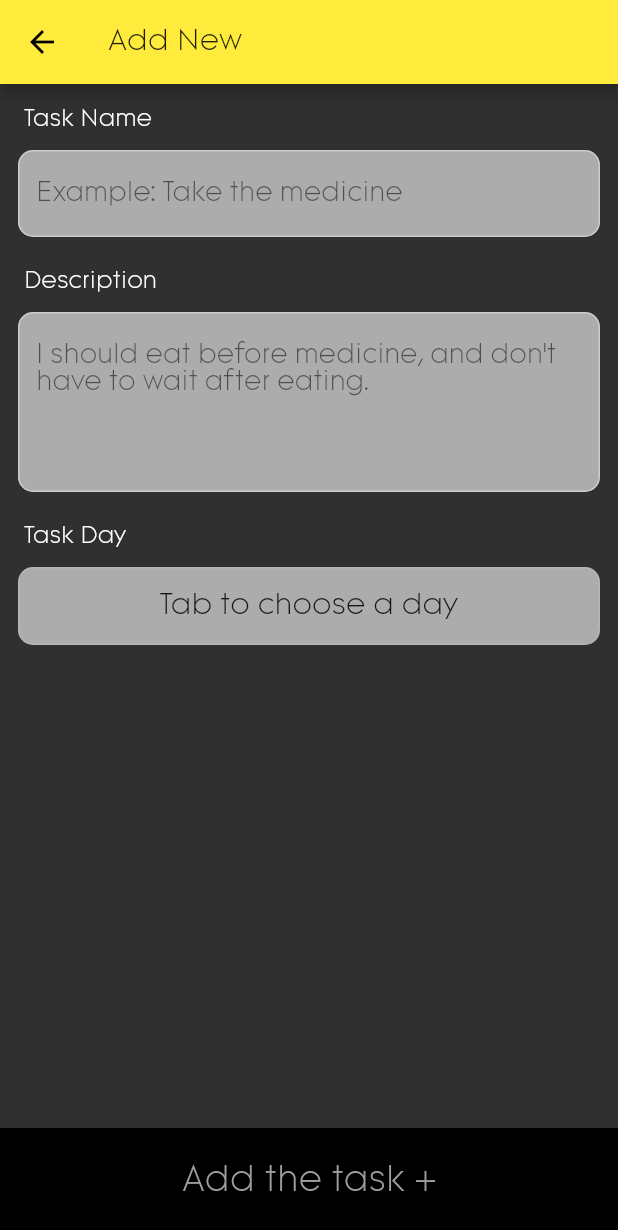
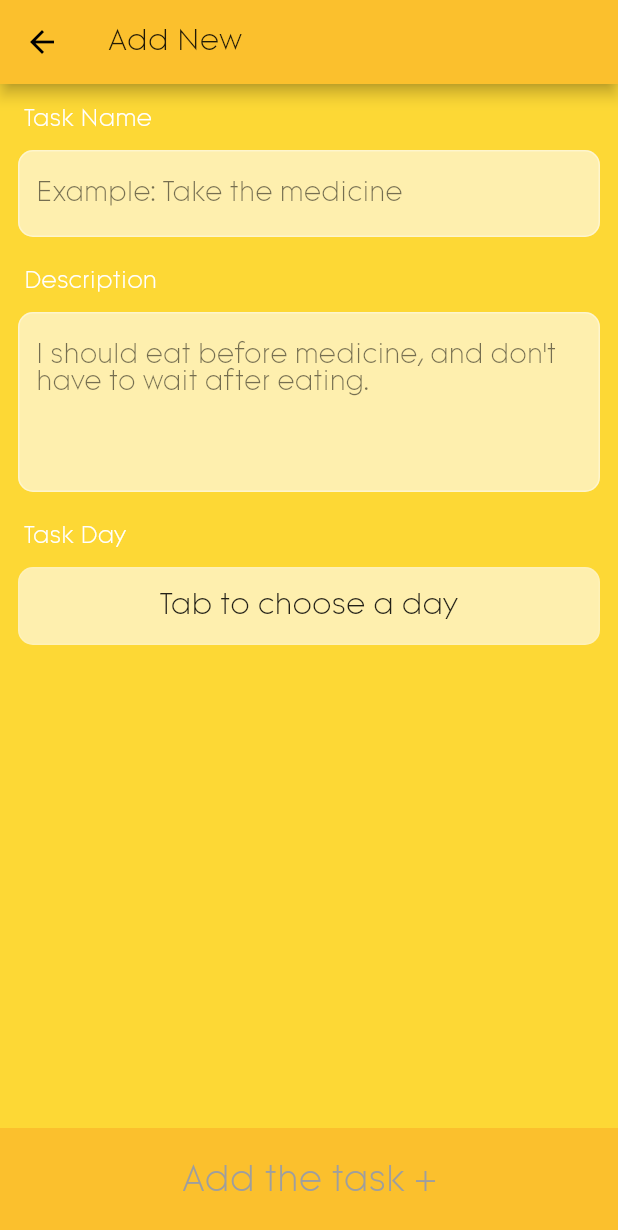
Before and after one commit to polado/TodoList, a Flutter app: the screen it shows after launch, item 2 of the bottom bar chosen, after a tap on "Add New +", on a phone screen of 412 x 824 dp. Shown: the top 1230 px of the screen. Run offline on Flutter 3.47's test engine with Material 2 defaults, Android fonts, the phone set to English and light mode, and no system bars; our stand-ins replace dynamic_theme, page_transition, shared_preferences.

Commit message:
changed the themes settings

```diff
--- a/lib/model/themes.dart
+++ b/lib/model/themes.dart
@@ -6,30 +6,29 @@ class CustomTheme {
       brightness: Brightness.dark,
       accentColorBrightness: Brightness.dark,
       primaryColor: Colors.red,
-//    primaryColorDark: const Color(0xFF0050a0),
-      primaryColorLight: Colors.redAccent,
+      primaryColorLight: Colors.red,
+      primaryColorDark: Colors.red[700],
+      scaffoldBackgroundColor: Colors.redAccent,
       indicatorColor: Colors.white,
-//    toggleableActiveColor: const Color(0xFF6997DF),
-      accentColor: Colors.grey,
+      accentColor: Colors.black,
       cardColor: Colors.white60,
       toggleableActiveColor: Colors.black,
       fontFamily: 'Tomica',
-//      canvasColor: const Color(0xFF202124),
-//      scaffoldBackgroundColor: const Color(0xFF202124),
-//      backgroundColor: const Color(0xFF202124),
     );
   }
 
   static ThemeData yellowTheme() {
     return new ThemeData(
         brightness: Brightness.dark,
+        primaryColorDark: Colors.yellow[700],
+        scaffoldBackgroundColor: Colors.yellow[600],
         accentColorBrightness: Brightness.dark,
-        primaryColor: Colors.yellow,
+        primaryColor: Colors.yellow[700],
 //    primaryColorDark: const Color(0xFF0050a0),
         primaryColorLight: Colors.yellowAccent,
         indicatorColor: Colors.white,
 //    toggleableActiveColor: const Color(0xFF6997DF),
-        accentColor: Colors.grey,
+        accentColor: Colors.black,
         cardColor: Colors.white60,
         toggleableActiveColor: Colors.black,
         fontFamily: 'Tomica'
@@ -42,13 +41,15 @@ class CustomTheme {
   static ThemeData blueTheme() {
     return new ThemeData(
         brightness: Brightness.dark,
+        primaryColorDark: Colors.blue[700],
+        scaffoldBackgroundColor: Colors.blueAccent,
         accentColorBrightness: Brightness.dark,
         primaryColor: Colors.blue,
 //    primaryColorDark: const Color(0xFF0050a0),
         primaryColorLight: Colors.blueAccent,
         indicatorColor: Colors.white,
 //    toggleableActiveColor: const Color(0xFF6997DF),
-        accentColor: Colors.grey,
+        accentColor: Colors.black,
         cardColor: Colors.white60,
         toggleableActiveColor: Colors.black,
         fontFamily: 'Tomica'
@@ -61,13 +62,15 @@ class CustomTheme {
   static ThemeData indigoTheme() {
     return new ThemeData(
         brightness: Brightness.dark,
+        primaryColorDark: Colors.indigo[700],
+        scaffoldBackgroundColor: Colors.indigoAccent,
         accentColorBrightness: Brightness.dark,
         primaryColor: Colors.indigo,
 //    primaryColorDark: const Color(0xFF0050a0),
         primaryColorLight: Colors.indigoAccent,
         indicatorColor: Colors.white,
 //    toggleableActiveColor: const Color(0xFF6997DF),
-        accentColor: Colors.grey,
+        accentColor: Colors.black,
         cardColor: Colors.white60,
         toggleableActiveColor: Colors.black,
         fontFamily: 'Tomica'
@@ -81,12 +84,14 @@ class CustomTheme {
     return new ThemeData(
         brightness: Brightness.dark,
         accentColorBrightness: Brightness.dark,
+        primaryColorDark: Colors.green[700],
+        scaffoldBackgroundColor: Colors.green,
         primaryColor: Colors.green,
 //    primaryColorDark: const Color(0xFF0050a0),
         primaryColorLight: Colors.greenAccent,
         indicatorColor: Colors.white,
 //    toggleableActiveColor: const Color(0xFF6997DF),
-        accentColor: Colors.grey,
+        accentColor: Colors.black,
         cardColor: Colors.white60,
         toggleableActiveColor: Colors.black,
         fontFamily: 'Tomica'
@@ -100,10 +105,10 @@ class CustomTheme {
     return new ThemeData(
       brightness: Brightness.dark,
       accentColorBrightness: Brightness.dark,
+      primaryColorDark: Colors.black,
       primaryColor: Colors.black,
 //    primaryColorDark: const Color(0xFF0050a0),
       primaryColorLight: Colors.grey,
-      focusColor: Colors.amber,
 //    toggleableActiveColor: const Color(0xFF6997DF),
       accentColor: Colors.grey,
       cardColor: Colors.white60,
--- a/lib/pages/add_new.dart
+++ b/lib/pages/add_new.dart
@@ -116,7 +116,9 @@ class _AddNewViewState extends State<AddNewView> {
                       shape: RoundedRectangleBorder(
                           borderRadius: BorderRadius.circular(10)),
                       child: TextField(
-                        style: TextStyle(color: Colors.black),
+                        style: TextStyle(color: Theme
+                            .of(context)
+                            .primaryColorDark),
                         controller: nameController,
                         decoration: InputDecoration(
                             hintStyle: TextStyle(
@@ -207,7 +209,9 @@ class _AddNewViewState extends State<AddNewView> {
             children: <Widget>[
               Container(
                 width: MediaQuery.of(context).size.width,
-                color: Colors.black,
+                color: Theme
+                    .of(context)
+                    .primaryColorDark,
                 child: FlatButton(
                   splashColor: Colors.transparent,
                   highlightColor: Colors.transparent,
--- a/lib/pages/home.dart
+++ b/lib/pages/home.dart
@@ -111,7 +111,9 @@ class _HomeViewState extends State<HomeView> {
           size: 30,
         ),
         Container(
-          color: Colors.black,
+          color: Theme
+              .of(context)
+              .primaryColorDark,
           padding: EdgeInsets.all(16),
           child: Row(
             crossAxisAlignment: CrossAxisAlignment.center,
--- a/lib/pages/tasks.dart
+++ b/lib/pages/tasks.dart
@@ -245,7 +245,9 @@ class _TasksViewState extends State<TasksView> {
     }
 
     bottomSheet = Container(
-      color: Colors.black,
+      color: Theme
+          .of(context)
+          .primaryColorDark,
       child: Padding(
           padding: EdgeInsets.all(8),
           child: Stack(
@@ -257,7 +259,9 @@ class _TasksViewState extends State<TasksView> {
                 children: <Widget>[
                   Container(
                     width: MediaQuery.of(context).size.width,
-                    color: Colors.black,
+                    color: Theme
+                        .of(context)
+                        .primaryColorDark,
                     child: Padding(
                       padding:
                           EdgeInsets.symmetric(vertical: 24, horizontal: 16),
@@ -362,7 +366,9 @@ class _TasksViewState extends State<TasksView> {
             child: OutlineButton(
               disabledBorderColor: Colors.black87,
               disabledTextColor: Colors.black54,
-              textColor: Colors.grey,
+              textColor: Theme
+                  .of(context)
+                  .accentColor,
               shape: RoundedRectangleBorder(
                   borderRadius: BorderRadius.circular(10)),
               padding: EdgeInsets.all(16),
@@ -392,7 +398,9 @@ class _TasksViewState extends State<TasksView> {
             visible: !longPressFlag,
             child: Container(
               width: MediaQuery.of(context).size.width,
-              color: Colors.black,
+              color: Theme
+                  .of(context)
+                  .primaryColorDark,
               child: InkWell(
                 onTap: () {
                   print("show botttom sheet");
@@ -417,7 +425,9 @@ class _TasksViewState extends State<TasksView> {
           visible: longPressFlag,
           child: Container(
             width: MediaQuery.of(context).size.width,
-            color: Colors.black,
+            color: Theme
+                .of(context)
+                .primaryColorDark,
             child: Padding(
               padding: EdgeInsets.all(4),
               child: Row(
```
Also changed, not shown: lib/widgets/add_task_dialog.dart (+12 -4 lines).
